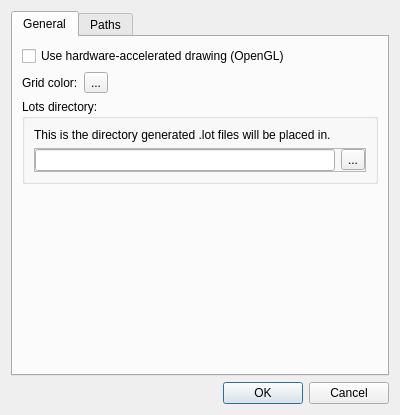
timbaker/pzworlded, file src/editor/preferencesdialog.ui: the form before one commit.
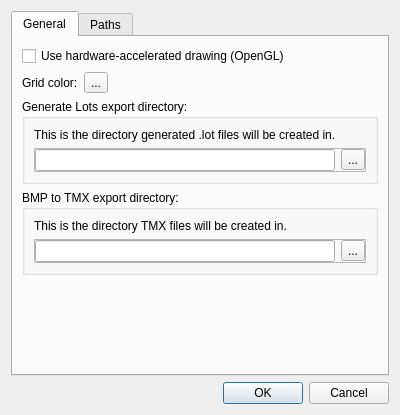
The form after the commit. Icons and pictures are not drawn. Custom widgets are drawn as their Qt base class.

What changed in the file:
```diff
--- a/src/editor/preferencesdialog.ui
+++ b/src/editor/preferencesdialog.ui
@@ -13,8 +13,8 @@
   <property name="windowTitle">
    <string>Dialog</string>
   </property>
-  <layout class="QVBoxLayout" name="verticalLayout">
-   <item>
+  <layout class="QGridLayout" name="gridLayout">
+   <item row="0" column="0">
     <widget class="QTabWidget" name="tabWidget">
      <property name="currentIndex">
       <number>0</number>
@@ -70,13 +70,13 @@
        <item>
         <widget class="QGroupBox" name="groupBox_2">
          <property name="title">
-          <string>Lots directory:</string>
+          <string>Generate Lots export directory:</string>
          </property>
          <layout class="QVBoxLayout" name="verticalLayout_5">
           <item>
            <widget class="QLabel" name="lotsDirLabel">
             <property name="text">
-             <string>This is the directory generated .lot files will be placed in.</string>
+             <string>This is the directory generated .lot files will be created in.</string>
             </property>
            </widget>
           </item>
@@ -112,6 +112,51 @@
          </layout>
         </widget>
        </item>
+       <item>
+        <widget class="QGroupBox" name="groupBox_3">
+         <property name="title">
+          <string>BMP to TMX export directory:</string>
+         </property>
+         <layout class="QVBoxLayout" name="verticalLayout_6">
+          <item>
+           <widget class="QLabel" name="BMPDirLabel">
+            <property name="text">
+             <string>This is the directory TMX files will be created in.</string>
+            </property>
+           </widget>
+          </item>
+          <item>
+           <widget class="QFrame" name="frame_3">
+            <property name="frameShape">
+             <enum>QFrame::StyledPanel</enum>
+            </property>
+            <property name="frameShadow">
+             <enum>QFrame::Raised</enum>
+            </property>
+            <layout class="QHBoxLayout" name="horizontalLayout_5">
+             <property name="margin">
+              <number>0</number>
+             </property>
+             <item>
+              <widget class="QLineEdit" name="BMPDirEdit">
+               <property name="readOnly">
+                <bool>true</bool>
+               </property>
+              </widget>
+             </item>
+             <item>
+              <widget class="QToolButton" name="BMPDirBrowse">
+               <property name="text">
+                <string>...</string>
+               </property>
+              </widget>
+             </item>
+            </layout>
+           </widget>
+          </item>
+         </layout>
+        </widget>
+       </item>
        <item>
         <spacer name="verticalSpacer">
          <property name="orientation">
```
Left out of the diff: 2 changed lines with no effect on the pictures.
